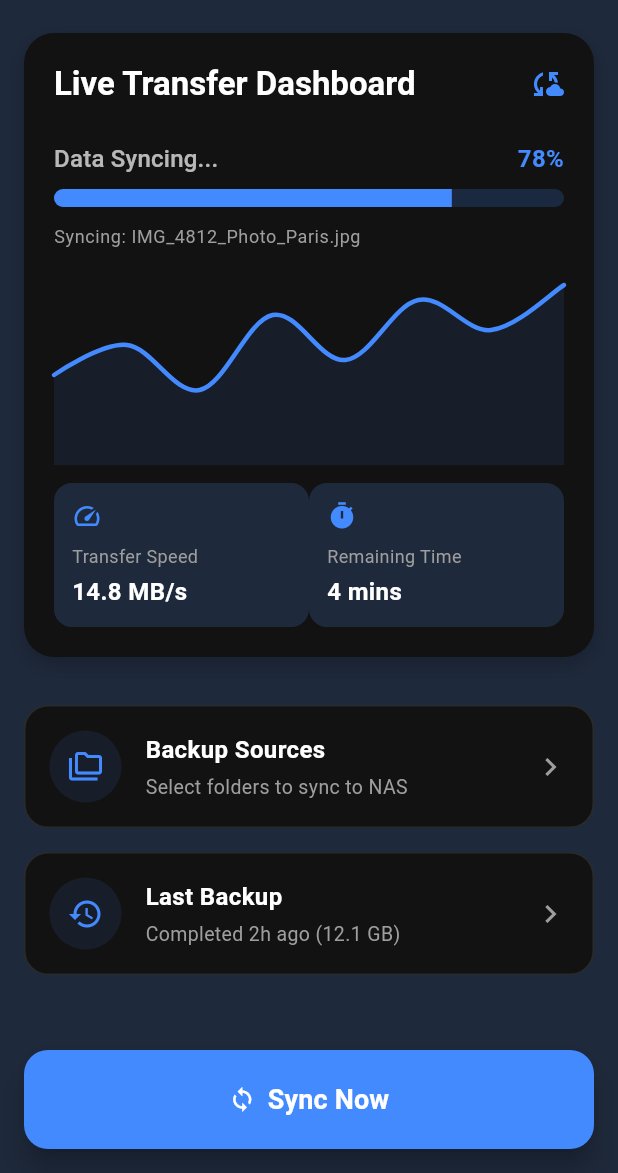
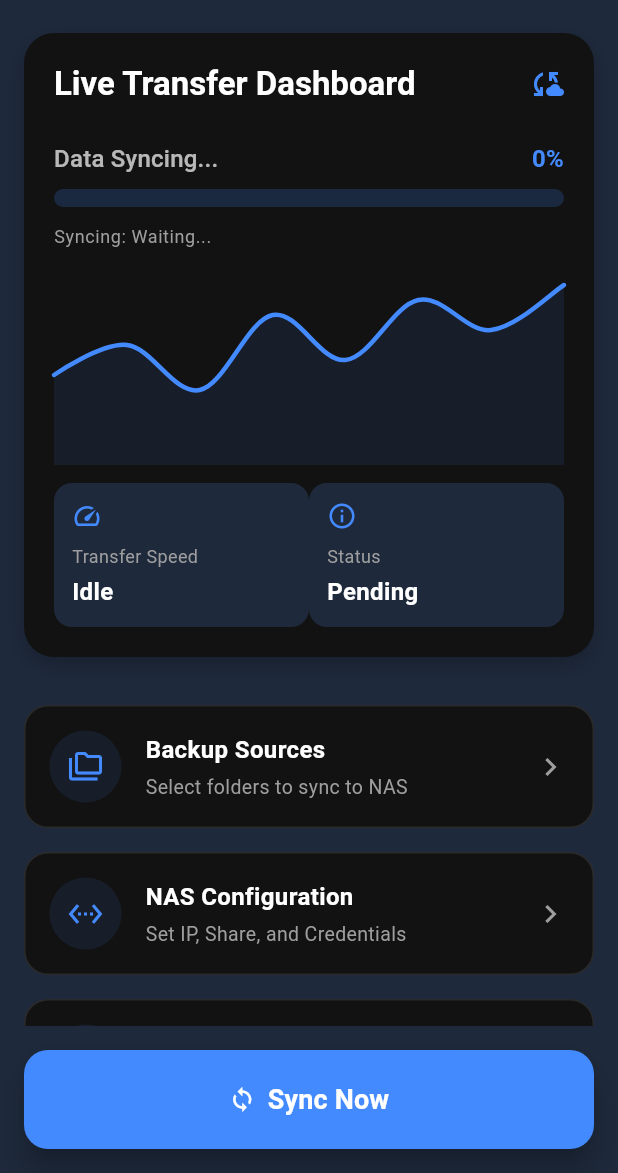
Before and after one commit to srijitnair-git/Backup-Pro, a Flutter app: the screen it shows after launch, on a phone screen of 412 x 824 dp, the part 63-1236 px from its top. Run offline on Flutter 3.47's test engine with Material 3 defaults, Android fonts, the phone set to English and light mode, and no system bars; drawn by our look-alikes of fl_chart; our stand-ins replace file_picker, shared_preferences; missing offline and left inert: flutter_foreground_task, home_widget, smb_connect, workmanager.

Commit message:
Fix UI Settings and State Management

```diff
--- a/lib/core/background_service.dart
+++ b/lib/core/background_service.dart
@@ -56,12 +56,17 @@ void callbackDispatcher() {
           );
         }
 
+        await prefs.setString('sync_status', 'Syncing $folderPath');
+        await prefs.setInt('sync_total_files', filesToSync.length);
+
         for (int i = 0; i < filesToSync.length; i++) {
+          await prefs.setInt('sync_current_file', i + 1);
           final File file = filesToSync[i];
           final String relativePath = file.path.replaceFirst(folderPath, '');
           // Remote path structure: /DeviceName/FolderName/relative/path.jpg
           final String remotePath = "MyDevice/${folderPath.split('/').last}$relativePath";
 
+          await prefs.setString('sync_current_filename', file.path.split('/').last);
           print("Uploading $remotePath...");
           await smbClient.uploadFile(file, remotePath);
         }
@@ -70,8 +75,10 @@ void callbackDispatcher() {
         await scanner.updateLastSyncTime(folderPath);
       }
 
+      await prefs.setString('sync_status', 'Complete');
       print("Sync complete.");
     } catch (e) {
+      await prefs.setString('sync_status', 'Failed: $e');
       print("Sync failed: $e");
       if (await FlutterForegroundTask.isRunningService) {
         FlutterForegroundTask.updateService(
--- a/lib/ui/dashboard/home_screen.dart
+++ b/lib/ui/dashboard/home_screen.dart
@@ -1,9 +1,64 @@
 import 'package:flutter/material.dart';
+import 'dart:async';
+import 'package:shared_preferences/shared_preferences.dart';
+
 import 'live_transfer_dashboard.dart';
 import 'manual_folder_selection.dart';
+import 'settings_screen.dart';
+import '../../core/background_service.dart';
 
-class HomeScreen extends StatelessWidget {
+class HomeScreen extends StatefulWidget {
   const HomeScreen({super.key});
+
+  @override
+  State<HomeScreen> createState() => _HomeScreenState();
+}
+
+class _HomeScreenState extends State<HomeScreen> {
+  Timer? _timer;
+  double _progress = 0.0;
+  String _currentFile = 'Idle';
+  String _status = 'Idle';
+
+  @override
+  void initState() {
+    super.initState();
+    _timer = Timer.periodic(const Duration(seconds: 1), (timer) {
+      _pollStatus();
+    });
+    _pollStatus();
+  }
+
+  Future<void> _pollStatus() async {
+    final prefs = await SharedPreferences.getInstance();
+    final status = prefs.getString('sync_status') ?? 'Idle';
+    final current = prefs.getInt('sync_current_file') ?? 0;
+    final total = prefs.getInt('sync_total_files') ?? 1;
+    final filename = prefs.getString('sync_current_filename') ?? 'Waiting...';
+
+    double progress = total == 0 ? 0 : current / total;
+
+    if (mounted) {
+      setState(() {
+        _status = status;
+        _progress = progress;
+        _currentFile = status == 'Complete' ? 'All files synced' : filename;
+      });
+    }
+  }
+
+  @override
+  void dispose() {
+    _timer?.cancel();
+    super.dispose();
+  }
+
+  void _startSync() {
+    BackgroundService().startSync();
+    ScaffoldMessenger.of(context).showSnackBar(
+      const SnackBar(content: Text('Sync triggered in background')),
+    );
+  }
 
   @override
   Widget build(BuildContext context) {
@@ -27,9 +82,9 @@ class HomeScreen extends StatelessWidget {
         child: Column(
           crossAxisAlignment: CrossAxisAlignment.stretch,
           children: [
-            const LiveTransferDashboard(
-              progress: 0.78,
-              currentFile: 'IMG_4812_Photo_Paris.jpg',
+            LiveTransferDashboard(
+              progress: _progress,
+              currentFile: _currentFile,
             ),
             const SizedBox(height: 32),
             _ActionTile(
@@ -45,9 +100,21 @@ class HomeScreen extends StatelessWidget {
             ),
             const SizedBox(height: 16),
             _ActionTile(
+              icon: Icons.settings_ethernet,
+              title: 'NAS Configuration',
+              subtitle: 'Set IP, Share, and Credentials',
+              onTap: () {
+                Navigator.push(
+                  context,
+                  MaterialPageRoute(builder: (_) => const SettingsScreen()),
+                );
+              },
+            ),
+            const SizedBox(height: 16),
+            _ActionTile(
               icon: Icons.history,
-              title: 'Last Backup',
-              subtitle: 'Completed 2h ago (12.1 GB)',
+              title: 'System Status',
+              subtitle: _status,
               onTap: () {},
             ),
           ],
@@ -56,11 +123,7 @@ class HomeScreen extends StatelessWidget {
       bottomNavigationBar: Padding(
         padding: const EdgeInsets.all(16.0),
         child: ElevatedButton.icon(
-          onPressed: () {
-            ScaffoldMessenger.of(context).showSnackBar(
-              const SnackBar(content: Text('Sync triggered in background')),
-            );
-          },
+          onPressed: _startSync,
           icon: const Icon(Icons.sync),
           label: const Text('Sync Now', style: TextStyle(fontSize: 18, fontWeight: FontWeight.bold)),
           style: ElevatedButton.styleFrom(
--- a/lib/ui/dashboard/live_transfer_dashboard.dart
+++ b/lib/ui/dashboard/live_transfer_dashboard.dart
@@ -113,11 +113,11 @@ class LiveTransferDashboard extends StatelessWidget {
             ),
           ),
           const SizedBox(height: 12),
-          const Row(
+          Row(
             mainAxisAlignment: MainAxisAlignment.spaceBetween,
             children: [
-              _StatsCard(title: 'Transfer Speed', value: '14.8 MB/s', icon: Icons.speed),
-              _StatsCard(title: 'Remaining Time', value: '4 mins', icon: Icons.timer),
+              _StatsCard(title: 'Transfer Speed', value: progress > 0 && progress < 1 ? 'Active' : 'Idle', icon: Icons.speed),
+              _StatsCard(title: 'Status', value: progress == 1.0 ? 'Complete' : 'Pending', icon: Icons.info_outline),
             ],
           )
         ],
```
Also changed, not shown: lib/ui/dashboard/settings_screen.dart (added, +114 -0 lines).
